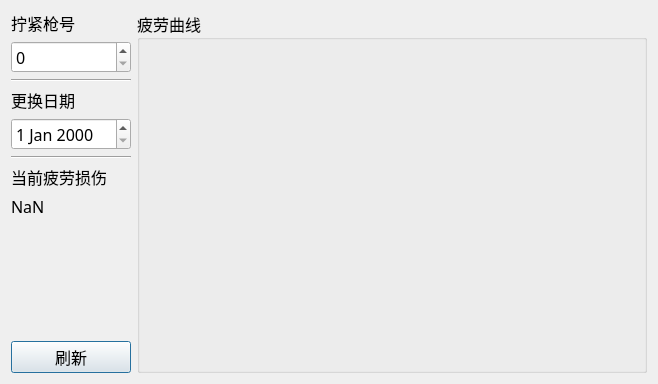
Above: db_process/ui/fatigue_dialog.ui from Sanvenir/db_process before the change. Below: the same form after it.
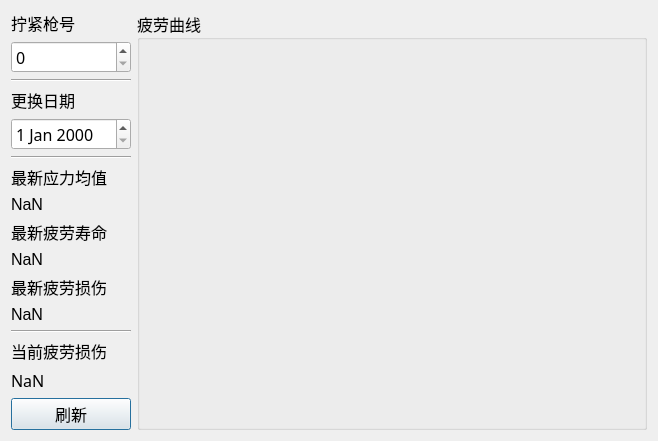
That is the form after the change.

```diff
--- a/db_process/ui/fatigue_dialog.ui
+++ b/db_process/ui/fatigue_dialog.ui
@@ -115,6 +115,85 @@
        </property>
       </widget>
      </item>
+     <item>
+      <widget class="QLabel" name="label_4">
+       <property name="font">
+        <font>
+         <pointsize>12</pointsize>
+        </font>
+       </property>
+       <property name="text">
+        <string>最新应力均值</string>
+       </property>
+      </widget>
+     </item>
+     <item>
+      <widget class="QLabel" name="label_torque_mean">
+       <property name="font">
+        <font>
+         <pointsize>12</pointsize>
+        </font>
+       </property>
+       <property name="text">
+        <string>NaN</string>
+       </property>
+      </widget>
+     </item>
+     <item>
+      <widget class="QLabel" name="label_6">
+       <property name="font">
+        <font>
+         <pointsize>12</pointsize>
+        </font>
+       </property>
+       <property name="text">
+        <string>最新疲劳寿命</string>
+       </property>
+      </widget>
+     </item>
+     <item>
+      <widget class="QLabel" name="label_df">
+       <property name="font">
+        <font>
+         <pointsize>12</pointsize>
+        </font>
+       </property>
+       <property name="text">
+        <string>NaN</string>
+       </property>
+      </widget>
+     </item>
+     <item>
+      <widget class="QLabel" name="label_8">
+       <property name="font">
+        <font>
+         <pointsize>12</pointsize>
+        </font>
+       </property>
+       <property name="text">
+        <string>最新疲劳损伤</string>
+       </property>
+      </widget>
+     </item>
+     <item>
+      <widget class="QLabel" name="label_ni">
+       <property name="font">
+        <font>
+         <pointsize>12</pointsize>
+        </font>
+       </property>
+       <property name="text">
+        <string>NaN</string>
+       </property>
+      </widget>
+     </item>
+     <item>
+      <widget class="Line" name="line_3">
+       <property name="orientation">
+        <enum>Qt::Horizontal</enum>
+       </property>
+      </widget>
+     </item>
      <item>
       <widget class="QLabel" name="label_3">
        <property name="font">
```
Left out of the diff: 2 changed lines with no effect on the pictures.
